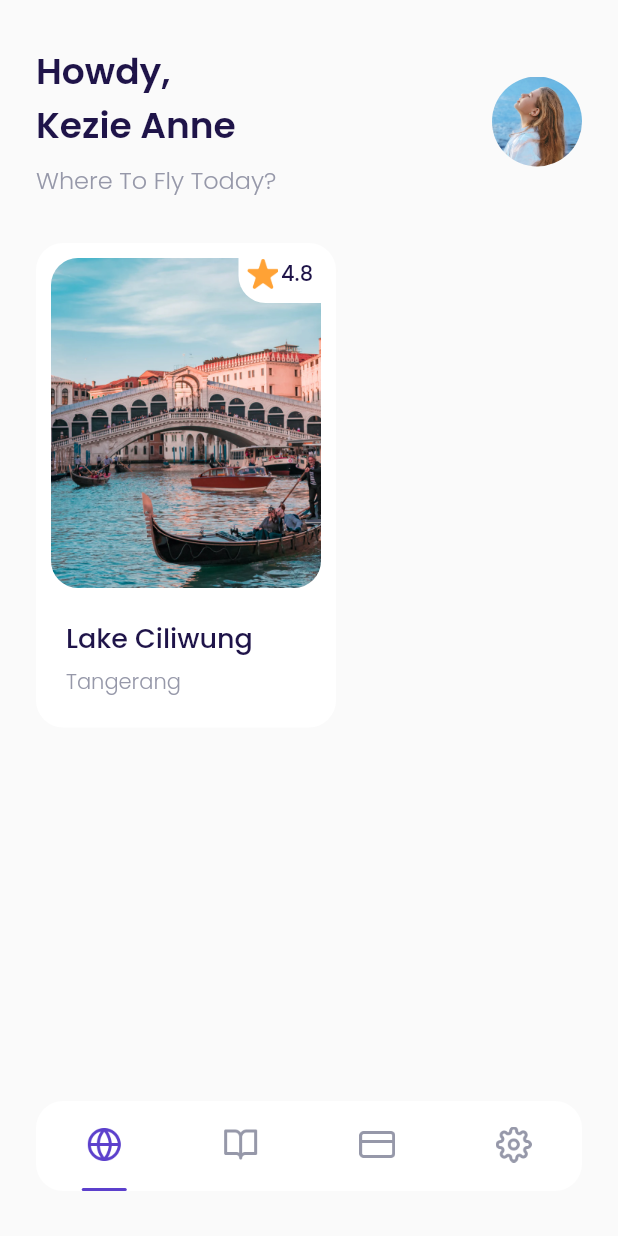
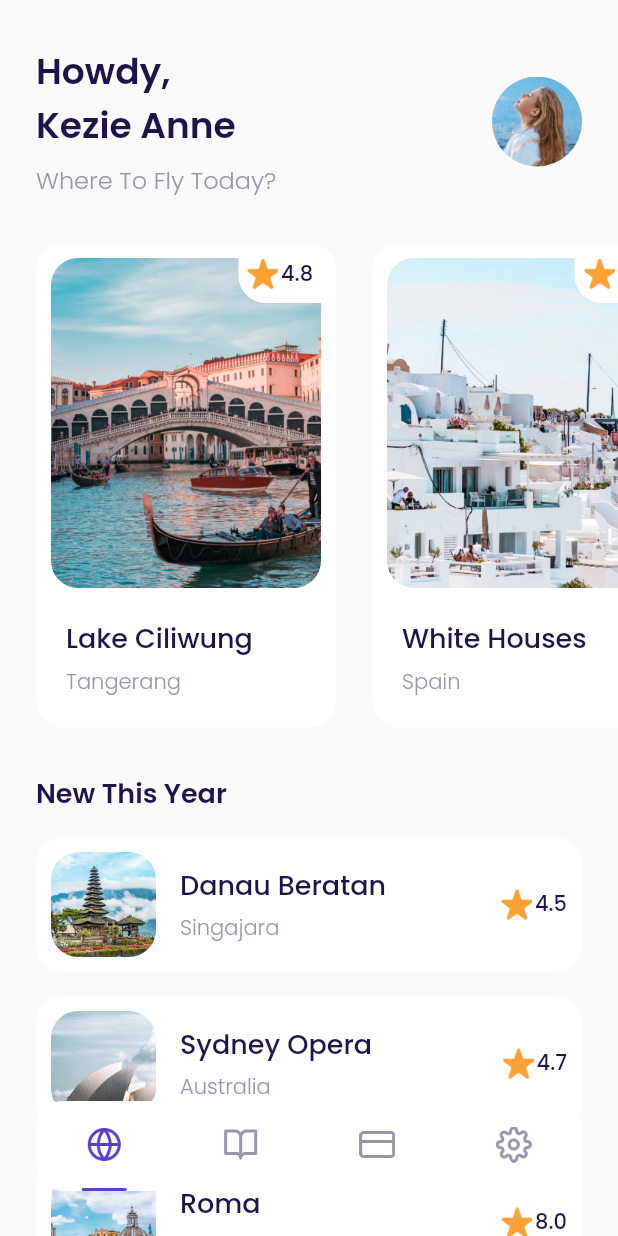
Before and after one commit to s4llm4n/airplane, a Flutter app: the MainPage screen opened by its route, on a phone screen of 412 x 824 dp. Run offline on Flutter 3.47's test engine with Material 2 defaults, Android fonts, the phone set to English and light mode, and no system bars; our stand-ins replace google_fonts.

Commit message:
commit detail about

```diff
--- /dev/null
+++ b/lib/ui/pages/detail_page.dart
@@ -0,0 +1,168 @@
+import 'package:airplane/shared/theme.dart';
+import 'package:flutter/material.dart';
+
+class DetailPage extends StatelessWidget {
+  const DetailPage({Key? key}) : super(key: key);
+
+  @override
+  Widget build(BuildContext context) {
+    Widget backgroundImage() {
+      return Container(
+        width: double.infinity,
+        height: 450,
+        decoration: BoxDecoration(
+          image: DecorationImage(
+            fit: BoxFit.cover,
+            image: AssetImage(
+              'assets/image_destination1.png',
+            ),
+          ),
+        ),
+      );
+    }
+
+    Widget customShadow() {
+      return Container(
+        width: double.infinity,
+        height: 214,
+        margin: EdgeInsets.only(top: 236),
+        decoration: BoxDecoration(
+          gradient: LinearGradient(
+            begin: Alignment.topCenter,
+            end: Alignment.bottomCenter,
+            colors: [
+              kWhiteColor.withOpacity(0),
+              Colors.black.withOpacity(0.95),
+            ],
+          ),
+        ),
+      );
+    }
+
+    Widget content() {
+      return Container(
+        width: double.infinity,
+        margin: EdgeInsets.symmetric(
+          horizontal: defaultMargin,
+        ),
+        child: Column(
+          children: [
+            // NOTE : EMBLEM
+            Container(
+              width: 100,
+              height: 24,
+              margin: EdgeInsets.only(
+                top: 30,
+              ),
+              decoration: BoxDecoration(
+                image: DecorationImage(
+                  image: AssetImage(
+                    'assets/icon_emblem.png',
+                  ),
+                ),
+              ),
+            ),
+
+            // NOTE: TITLE
+            Container(
+              margin: EdgeInsets.only(top: 256),
+              child: Row(
+                children: [
+                  Expanded(
+                    child: Column(
+                      crossAxisAlignment: CrossAxisAlignment.start,
+                      children: [
+                        Text(
+                          'Lake Ciliwung',
+                          style: whiteTextStyle.copyWith(
+                            fontSize: 24,
+                            fontWeight: semiBold,
+                          ),
+                          overflow: TextOverflow.ellipsis,
+                        ),
+                        Text(
+                          'Tangerang',
+                          style: whiteTextStyle.copyWith(
+                            fontSize: 16,
+                            fontWeight: light,
+                          ),
+                        )
+                      ],
+                    ),
+                  ),
+                  Row(
+                    mainAxisAlignment: MainAxisAlignment.center,
+                    crossAxisAlignment: CrossAxisAlignment.start,
+                    children: [
+                      Container(
+                        width: 21,
+                        height: 21,
+                        margin: EdgeInsets.only(right: 2),
+                        decoration: BoxDecoration(
+                          image: DecorationImage(
+                            image: AssetImage(
+                              'assets/icon_star.png',
+                            ),
+                          ),
+                        ),
+                      ),
+                      Text(
+                        '4.8',
+                        style: whiteTextStyle.copyWith(
+                          fontWeight: medium,
+                        ),
+                      ),
+                    ],
+                  ),
+                ],
+              ),
+            ),
+
+            // NOTE: DESCRIPTION
+            Container(
+              width: double.infinity,
+              margin: EdgeInsets.only(top: 30),
+              padding: EdgeInsets.symmetric(
+                horizontal: 20,
+                vertical: 30,
+              ),
+              decoration: BoxDecoration(
+                color: kWhiteColor,
+                borderRadius: BorderRadius.circular(18),
+              ),
+              child: Column(
+                crossAxisAlignment: CrossAxisAlignment.start,
+                children: [
+                  // NOTE: ABOUT
+                  Text(
+                    'About',
+                    style: blackTextStyle.copyWith(
+                      fontSize: 16,
+                      fontWeight: semiBold,
+                    ),
+                  ),
+                  Text('Berada di jalur jalan provinsi yang menghubungkan Denpasar Singaraja serta letknya yang dekat dengan kebun Raya Eka Karya, Menjadikan tempat Bali',
+                  style: blackTextStyle.copyWith(
+                    height: 2.6,
+                  ),
+                  ),
+                ],
+              ),
+            ),
+          ],
+        ),
+      );
+    }
+
+    return Scaffold(
+      backgroundColor: kBackgroundColor,
+      body: Stack(
+        children: [
+          backgroundImage(),
+          customShadow(),
+          content(),
+        ],
+      ),
+    );
+  }
+}
--- a/lib/ui/pages/home_page.dart
+++ b/lib/ui/pages/home_page.dart
@@ -1,4 +1,6 @@
 import 'package:airplane/shared/theme.dart';
+import 'package:airplane/ui/widgets/destination_card.dart';
+import 'package:airplane/ui/widgets/destination_tile.dart';
 import 'package:flutter/material.dart';
 
 class HomePage extends StatelessWidget {
@@ -60,98 +62,93 @@ class HomePage extends StatelessWidget {
     Widget popularDestinations() {
       return Container(
         margin: EdgeInsets.only(top: 30),
+        child: SingleChildScrollView(
+          scrollDirection: Axis.horizontal,
           child: Row(
             children: [
-            Container(
-              width: 200,
-              height: 323,
+              DestinationCard(
+                name: 'Lake Ciliwung',
+                city: 'Tangerang',
+                imageUrl: 'assets/image_destination1.png',
+                rating: 4.8,
+              ),
+              DestinationCard(
+                name: 'White Houses',
+                city: 'Spain',
+                imageUrl: 'assets/image_destination2.png',
+                rating: 4.7,
+              ),
+              DestinationCard(
+                name: 'Lake Ciliwung',
+                city: 'Monaco',
+                imageUrl: 'assets/image_destination3.png',
+                rating: 4.8,
+              ),
+              DestinationCard(
+                name: 'Lake Ciliwung',
+                city: 'Japan',
+                imageUrl: 'assets/image_destination4.png',
+                rating: 5.0,
+              ),
+              DestinationCard(
+                name: 'Lake Ciliwung',
+                city: 'Singapore',
+                imageUrl: 'assets/image_destination5.png',
+                rating: 4.8,
+              ),
+            ],
+          ),
+        ),
+      );
+    }
+
+    Widget newDestinations() {
+      return Container(
         margin: EdgeInsets.only(
+          top: 30,
           left: defaultMargin,
-              ),
-              padding: EdgeInsets.all(10),
-              decoration: BoxDecoration(
-                borderRadius: BorderRadius.circular(18),
-                color: kWhiteColor,
+          right: defaultMargin,
+          bottom: 110,
         ),
         child: Column(
           crossAxisAlignment: CrossAxisAlignment.start,
           children: [
-                  Container(
-                    width: 180,
-                    height: 220,
-                    margin: EdgeInsets.only(bottom: 20),
-                    decoration: BoxDecoration(
-                      borderRadius: BorderRadius.circular(18),
-                      image: DecorationImage(
-                        image: AssetImage(
-                          'assets/image_destination1.png',
+          Text(
+            'New This Year',
+            style: blackTextStyle.copyWith(
+              fontSize: 18,
+              fontWeight: semiBold,
             ),
           ),
+          DestinationTile(
+            name: 'Danau Beratan',
+            city: 'Singajara',
+            imageUrl: 'assets/image_destination6.png',
+            rating: 4.5,
           ),
-                    child: Align(
-                      alignment: Alignment.topRight,
-                      child: Container(
-                        width: 55,
-                        height: 30,
-                        decoration: BoxDecoration(
-                          color: kWhiteColor,
-                          borderRadius: BorderRadius.only(
-                            bottomLeft: Radius.circular(18)
+          DestinationTile(
+            name: 'Sydney Opera',
+            city: 'Australia',
+            imageUrl: 'assets/image_destination7.png',
+            rating: 4.7,
           ),
+          DestinationTile(
+            name: 'Roma',
+            city: 'Italy',
+            imageUrl: 'assets/image_destination8.png',
+            rating: 8,
           ),
-                        child: Row(
-                          mainAxisAlignment: MainAxisAlignment.center,
-                          crossAxisAlignment: CrossAxisAlignment.start,
-                          children: [
-                            Container(
-                              width: 21,
-                              height: 21,
-                              margin: EdgeInsets.only(right: 2),
-                              decoration: BoxDecoration(
-                                image: DecorationImage(
-                                  image: AssetImage(
-                                    'assets/icon_star.png',
+          DestinationTile(
+            name: 'Payung Teduh',
+            city: 'Singapore',
+            imageUrl: 'assets/image_destination9.png',
+            rating: 4.5,
           ),
-                                ),
-                              ),
-                            ),
-                            Text(
-                              '4.8',
-                              style: blackTextStyle.copyWith(
-                                fontWeight: medium,
-                              ),
-                            ),
-                          ],
-                        ),
-                      ),
-                    ),
-                  ),
-                  Container(
-                    margin: EdgeInsets.only(left: 10),
-                    child: Column(
-                      crossAxisAlignment: CrossAxisAlignment.start,
-                      children: [
-                        Text(
-                          'Lake Ciliwung',
-                          style: blackTextStyle.copyWith(
-                            fontSize: 18,
-                            fontWeight: medium,
-                          ),
-                        ),
-                        SizedBox(
-                          height: 5,
-                        ),
-                        Text(
-                          'Tangerang',
-                          style: greyTextStyle.copyWith(
-                            fontWeight: light,
-                          ),
-                        ),
-                      ],
-                    ),
-                  ),
-                ],
-              ),
+          DestinationTile(
+            name: 'Hill Hey',
+            city: 'Monaco',
+            imageUrl: 'assets/image_destination10.png',
+            rating: 4.7,
           ),
         ],
       ),
@@ -162,6 +159,7 @@ class HomePage extends StatelessWidget {
       children: [
         header(),
         popularDestinations(),
+        newDestinations(),
       ],
     );
   }
--- /dev/null
+++ b/lib/ui/widgets/destination_card.dart
@@ -0,0 +1,122 @@
+import 'package:airplane/shared/theme.dart';
+import 'package:airplane/ui/pages/detail_page.dart';
+import 'package:flutter/material.dart';
+
+class DestinationCard extends StatelessWidget {
+  final String name;
+  final String city;
+  final String imageUrl;
+  final double rating;
+
+  const DestinationCard({
+    Key? key,
+    required this.name,
+    required this.city,
+    required this.imageUrl,
+    this.rating = 4.8,
+  }) : super(key: key);
+
+  @override
+  Widget build(BuildContext context) {
+    return GestureDetector(
+      onTap: () {
+        Navigator.push(
+          context,
+          MaterialPageRoute(
+            builder: (context) => DetailPage(),
+          ),
+        );
+      },
+      child: Container(
+        width: 200,
+        height: 323,
+        margin: EdgeInsets.only(
+          left: defaultMargin,
+        ),
+        padding: EdgeInsets.all(10),
+        decoration: BoxDecoration(
+          borderRadius: BorderRadius.circular(18),
+          color: kWhiteColor,
+        ),
+        child: Column(
+          crossAxisAlignment: CrossAxisAlignment.start,
+          children: [
+            Container(
+              width: 180,
+              height: 220,
+              margin: EdgeInsets.only(bottom: 20),
+              decoration: BoxDecoration(
+                borderRadius: BorderRadius.circular(18),
+                image: DecorationImage(
+                  image: AssetImage(
+                    imageUrl,
+                  ),
+                ),
+              ),
+              child: Align(
+                alignment: Alignment.topRight,
+                child: Container(
+                  width: 55,
+                  height: 30,
+                  decoration: BoxDecoration(
+                    color: kWhiteColor,
+                    borderRadius:
+                        BorderRadius.only(bottomLeft: Radius.circular(18)),
+                  ),
+                  child: Row(
+                    mainAxisAlignment: MainAxisAlignment.center,
+                    crossAxisAlignment: CrossAxisAlignment.start,
+                    children: [
+                      Container(
+                        width: 21,
+                        height: 21,
+                        margin: EdgeInsets.only(right: 2),
+                        decoration: BoxDecoration(
+                          image: DecorationImage(
+                            image: AssetImage(
+                              'assets/icon_star.png',
+                            ),
+                          ),
+                        ),
+                      ),
+                      Text(
+                        rating.toString(),
+                        style: blackTextStyle.copyWith(
+                          fontWeight: medium,
+                        ),
+                      ),
+                    ],
+                  ),
+                ),
+              ),
+            ),
+            Container(
+              margin: EdgeInsets.only(left: 10),
+              child: Column(
+                crossAxisAlignment: CrossAxisAlignment.start,
+                children: [
+                  Text(
+                    name,
+                    style: blackTextStyle.copyWith(
+                      fontSize: 18,
+                      fontWeight: medium,
+                    ),
+                  ),
+                  SizedBox(
+                    height: 5,
+                  ),
+                  Text(
+                    city,
+                    style: greyTextStyle.copyWith(
+                      fontWeight: light,
+                    ),
+                  ),
+                ],
+              ),
+            ),
+          ],
+        ),
+      ),
+    );
+  }
+}
--- /dev/null
+++ b/lib/ui/widgets/destination_tile.dart
@@ -0,0 +1,94 @@
+import 'package:airplane/shared/theme.dart';
+import 'package:flutter/material.dart';
+
+class DestinationTile extends StatelessWidget {
+  final String name;
+  final String city;
+  final String imageUrl;
+  final double rating;
+
+  const DestinationTile({
+    Key? key,
+    required this.name,
+    required this.city,
+    required this.imageUrl,
+    this.rating = 0.0,
+  }) : super(key: key);
+
+  @override
+  Widget build(BuildContext context) {
+    return Container(
+      margin: EdgeInsets.only(top: 16),
+      padding: EdgeInsets.all(10),
+      decoration: BoxDecoration(
+        color: kWhiteColor,
+        borderRadius: BorderRadius.circular(18),
+      ),
+      child: Row(
+        children: [
+          Container(
+            width: 70,
+            height: 70,
+            margin: EdgeInsets.only(right: 16),
+            decoration: BoxDecoration(
+              borderRadius: BorderRadius.circular(18),
+              image: DecorationImage(
+                fit: BoxFit.cover,
+                image: AssetImage(
+                  imageUrl,
+                ),
+              ),
+            ),
+          ),
+          Expanded(
+            child: Column(
+              crossAxisAlignment: CrossAxisAlignment.start,
+              children: [
+                Text(
+                  name,
+                  style: blackTextStyle.copyWith(
+                    fontSize: 18,
+                    fontWeight: medium,
+                  ),
+                ),
+                SizedBox(
+                  height: 5,
+                ),
+                Text(
+                  city,
+                  style: greyTextStyle.copyWith(
+                    fontWeight: light,
+                  ),
+                ),
+              ],
+            ),
+          ),
+          Row(
+            mainAxisAlignment: MainAxisAlignment.center,
+            crossAxisAlignment: CrossAxisAlignment.start,
+            children: [
+              Container(
+                width: 21,
+                height: 21,
+                margin: EdgeInsets.only(right: 2),
+                decoration: BoxDecoration(
+                  image: DecorationImage(
+                    image: AssetImage(
+                      'assets/icon_star.png',
+                    ),
+                  ),
+                ),
+              ),
+              Text(
+                rating.toString(),
+                style: blackTextStyle.copyWith(
+                  fontWeight: medium,
+                ),
+              ),
+            ],
+          ),
+        ],
+      ),
+    );
+  }
+}
```
Lines whose indentation alone changed are shown as unchanged.
